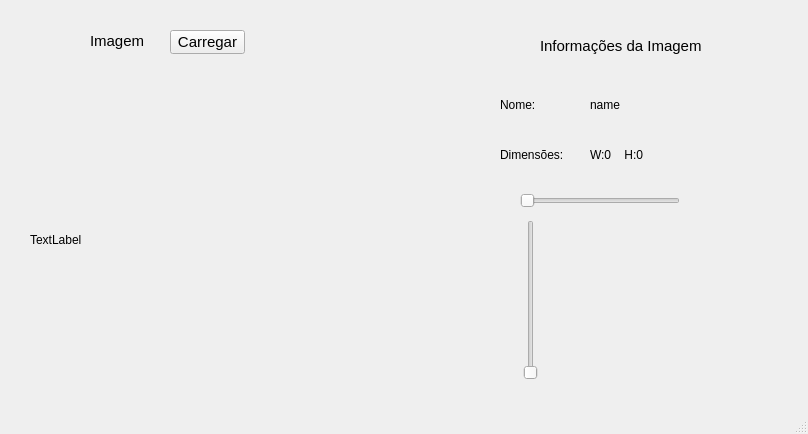
This is visualizador-imagens/mainwindow.ui in Gabriel-vsl/cpp-studies as Qt 5 draws it before an edit. The edited form follows.
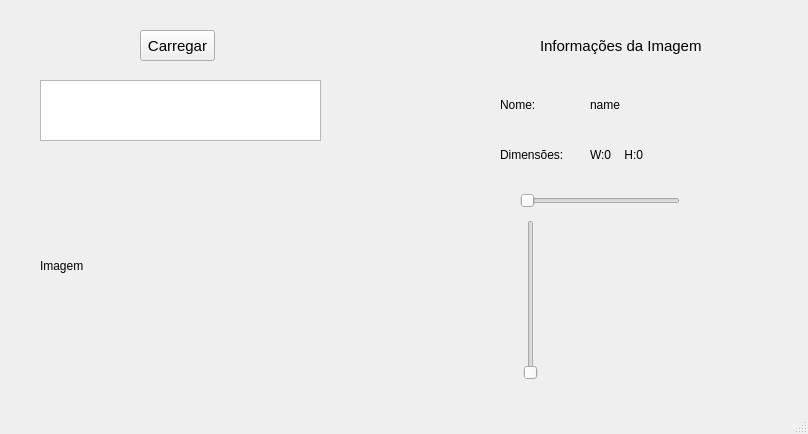
This is the edited form.

Commit message: adicionar mais de 1 imagem e funcionalidades extras

What changed in the file:
```diff
--- a/visualizador-imagens/mainwindow.ui
+++ b/visualizador-imagens/mainwindow.ui
@@ -17,10 +17,10 @@
    <widget class="QPushButton" name="carregar_imagem">
     <property name="geometry">
      <rect>
-      <x>170</x>
+      <x>140</x>
       <y>30</y>
       <width>75</width>
-      <height>24</height>
+      <height>31</height>
      </rect>
     </property>
     <property name="font">
@@ -33,44 +33,6 @@
      <string>Carregar</string>
     </property>
    </widget>
-   <widget class="QLabel" name="label">
-    <property name="geometry">
-     <rect>
-      <x>90</x>
-      <y>30</y>
-      <width>101</width>
-      <height>21</height>
-     </rect>
-    </property>
-    <property name="minimumSize">
-     <size>
-      <width>49</width>
-      <height>0</height>
-     </size>
-    </property>
-    <property name="font">
-     <font>
-      <family>Arial</family>
-      <pointsize>11</pointsize>
-     </font>
-    </property>
-    <property name="text">
-     <string>Imagem</string>
-    </property>
-   </widget>
-   <widget class="QLabel" name="imagem">
-    <property name="geometry">
-     <rect>
-      <x>30</x>
-      <y>90</y>
-      <width>450</width>
-      <height>300</height>
-     </rect>
-    </property>
-    <property name="text">
-     <string>TextLabel</string>
-    </property>
-   </widget>
    <widget class="QLabel" name="label_3">
     <property name="geometry">
      <rect>
@@ -192,6 +154,29 @@
      <enum>Qt::Orientation::Vertical</enum>
     </property>
    </widget>
+   <widget class="QListWidget" name="lista_imagens">
+    <property name="geometry">
+     <rect>
+      <x>40</x>
+      <y>80</y>
+      <width>281</width>
+      <height>61</height>
+     </rect>
+    </property>
+   </widget>
+   <widget class="QLabel" name="imagem">
+    <property name="geometry">
+     <rect>
+      <x>40</x>
+      <y>160</y>
+      <width>321</width>
+      <height>211</height>
+     </rect>
+    </property>
+    <property name="text">
+     <string>Imagem</string>
+    </property>
+   </widget>
   </widget>
   <widget class="QMenuBar" name="menubar">
    <property name="geometry">
```
The commit also changes 2 other files.
